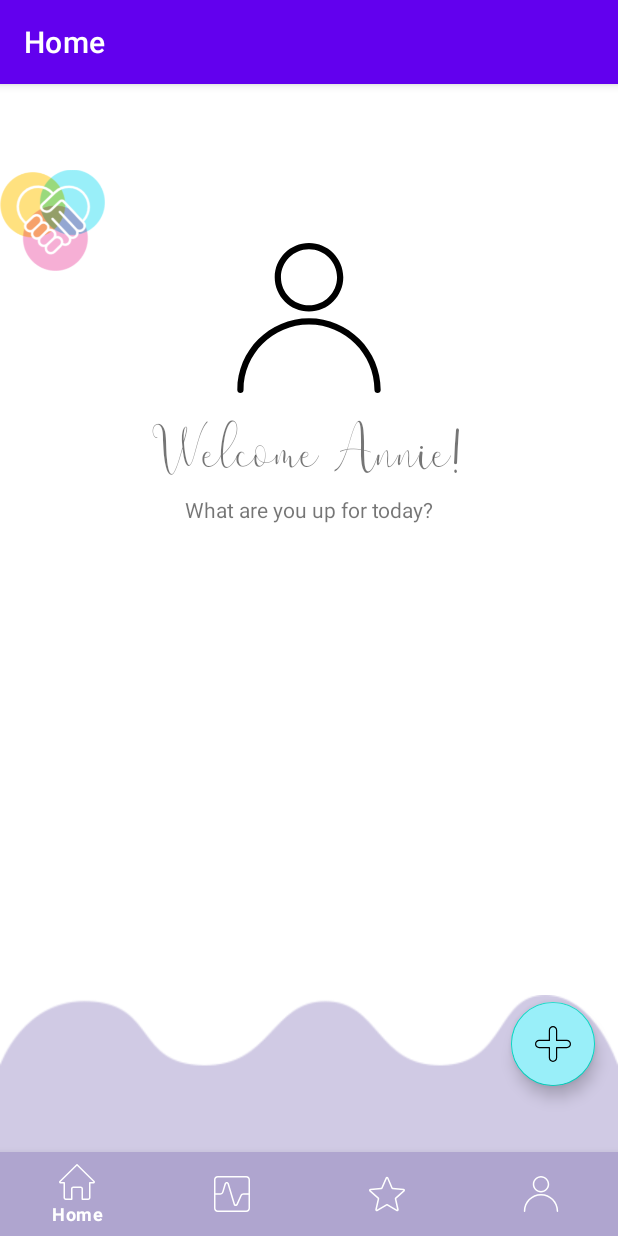
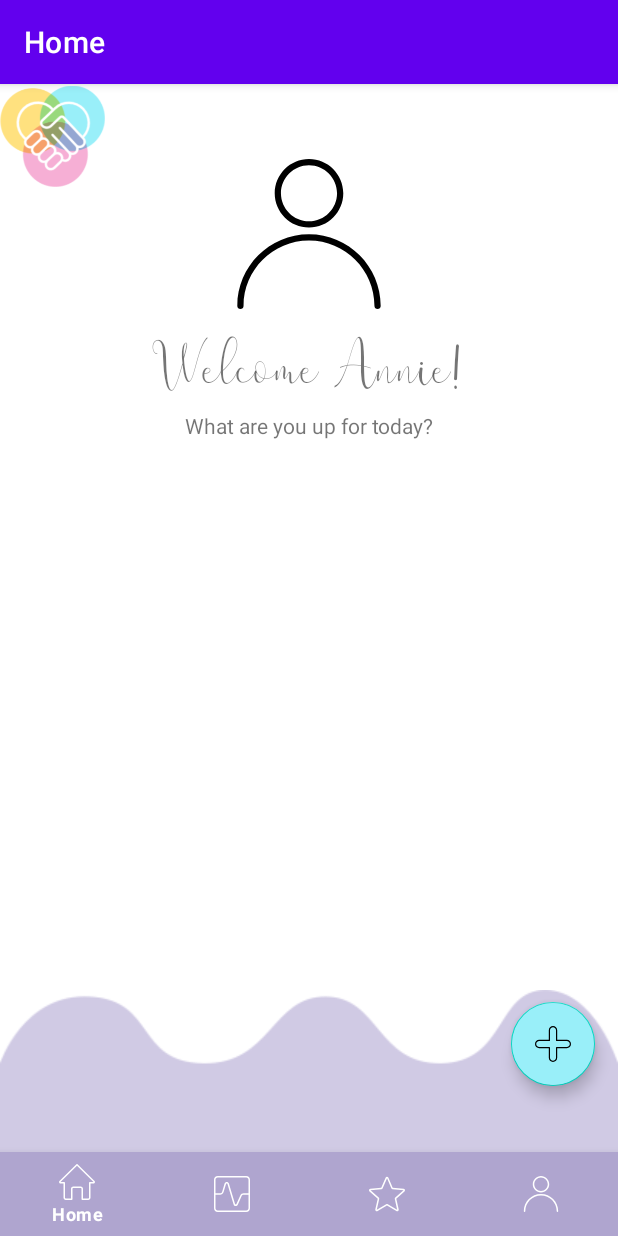
Before and after one commit to PizzaPepper/CollApp, an Android app: the Home screen opened directly, with no data from a screen before it, on a phone screen of 412 x 824 dp. Run offline under Robolectric (Android 15) with nearby library versions, the phone set to English and light mode, and no system bars; our stand-ins replace navigation-ui; Roboto replaces fonts that are not available here.

Commit message:
Pequeños ajustes

```diff
--- a/app/src/main/res/layout/activity_home.xml
+++ b/app/src/main/res/layout/activity_home.xml
@@ -3,8 +3,8 @@
     xmlns:app="http://schemas.android.com/apk/res-auto"
     android:id="@+id/container"
     android:layout_width="match_parent"
-    android:layout_height="match_parent"
-    android:paddingTop="?attr/actionBarSize">
+    android:layout_height="match_parent">
+    <!--android:paddingTop="?attr/actionBarSize"-->
 
 
 
@@ -23,12 +23,14 @@
         app:menu="@menu/bottom_nav_menu" />
 
     <ImageView
-        android:layout_width="wrap_content"
+        android:layout_width="0dp"
         android:layout_height="wrap_content"
+        android:scaleType="fitXY"
         android:src="@drawable/blue_wave"
         app:layout_constraintBottom_toBottomOf="parent"
         app:layout_constraintEnd_toEndOf="parent"
         app:layout_constraintStart_toStartOf="parent" />
+
     <fragment
         android:id="@+id/nav_host_fragment"
         android:name="androidx.navigation.fragment.NavHostFragment"
--- a/app/src/main/res/layout/activity_main.xml
+++ b/app/src/main/res/layout/activity_main.xml
@@ -26,7 +26,7 @@
             android:text="(CollApp)"
             android:layout_gravity="center"
             android:textAlignment="center"
-            android:textColor="@color/black"
+            android:textColor="@color/white"
             android:textSize="75dp" />
 
     </LinearLayout>
```
Also changed, not shown: app/src/main/java/VEM/Movil/collapp/Login.kt (+14 -0 lines).
